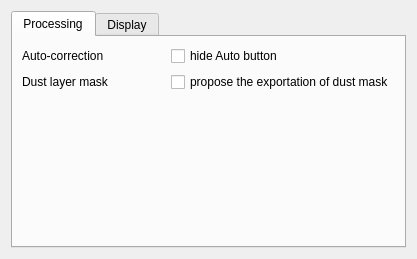
First picture: the form in ui/prefsdialog.ui, repository cseyve/tamanoir, before the edit.
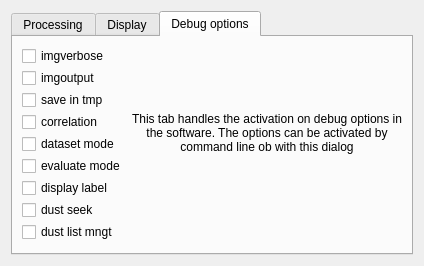
Second picture: the form after the edit. Icons and pictures are not drawn.

Commit message: - Reorganized the global GUI to have a left column with settings and global view and the original/corrrected on right, with actions on bottom - Fix few issues in debug mode with Debian 7 / 64bit (like path of debug images) - Added a debug options setting tab in preferences dialog

```diff
--- a/ui/prefsdialog.ui
+++ b/ui/prefsdialog.ui
@@ -9,7 +9,7 @@
    <rect>
     <x>0</x>
     <y>0</y>
-    <width>417</width>
+    <width>424</width>
     <height>259</height>
    </rect>
   </property>
@@ -30,7 +30,7 @@
    <item>
     <widget class="QTabWidget" name="tabWidget">
      <property name="currentIndex">
-      <number>0</number>
+      <number>2</number>
      </property>
      <widget class="QWidget" name="processingTab">
       <property name="toolTip">
@@ -136,6 +136,119 @@
        </item>
       </layout>
      </widget>
+     <widget class="QWidget" name="debugOptionsTab">
+      <attribute name="title">
+       <string>Debug options</string>
+      </attribute>
+      <layout class="QGridLayout" name="gridLayout_3">
+       <property name="verticalSpacing">
+        <number>2</number>
+       </property>
+       <item row="6" column="0">
+        <widget class="QCheckBox" name="displaylabel_checkBox">
+         <property name="toolTip">
+          <string>Hide/show display label</string>
+         </property>
+         <property name="text">
+          <string>display label</string>
+         </property>
+        </widget>
+       </item>
+       <item row="2" column="0">
+        <widget class="QCheckBox" name="saveintmp_checkBox">
+         <property name="toolTip">
+          <string>Enable/disable the image output in tmp option</string>
+         </property>
+         <property name="text">
+          <string>save in tmp</string>
+         </property>
+        </widget>
+       </item>
+       <item row="3" column="0">
+        <widget class="QCheckBox" name="correlation_checkBox">
+         <property name="toolTip">
+          <string>Enable/disable the image correlation option</string>
+         </property>
+         <property name="text">
+          <string>correlation</string>
+         </property>
+        </widget>
+       </item>
+       <item row="4" column="0">
+        <widget class="QCheckBox" name="dataset_mode_checkBox">
+         <property name="toolTip">
+          <string>Enable/disable the dataset mode</string>
+         </property>
+         <property name="text">
+          <string>dataset mode</string>
+         </property>
+        </widget>
+       </item>
+       <item row="5" column="0">
+        <widget class="QCheckBox" name="evaluate_mode_checkBox">
+         <property name="toolTip">
+          <string>Enable/disable the dataset evaluation mode</string>
+         </property>
+         <property name="text">
+          <string>evaluate mode</string>
+         </property>
+        </widget>
+       </item>
+       <item row="0" column="0">
+        <widget class="QCheckBox" name="imgverbose_checkBox">
+         <property name="toolTip">
+          <string>Enable/disable the image verbose option</string>
+         </property>
+         <property name="text">
+          <string>imgverbose</string>
+         </property>
+        </widget>
+       </item>
+       <item row="1" column="0">
+        <widget class="QCheckBox" name="imgoutput_checkBox">
+         <property name="toolTip">
+          <string>Enable/disable the image output in tmp option</string>
+         </property>
+         <property name="text">
+          <string>imgoutput</string>
+         </property>
+        </widget>
+       </item>
+       <item row="7" column="0">
+        <widget class="QCheckBox" name="dust_seek_checkBox">
+         <property name="toolTip">
+          <string>Dust seeking debug</string>
+         </property>
+         <property name="text">
+          <string>dust seek</string>
+         </property>
+        </widget>
+       </item>
+       <item row="8" column="0">
+        <widget class="QCheckBox" name="dust_list_checkBox">
+         <property name="toolTip">
+          <string>List of correction mngt</string>
+         </property>
+         <property name="text">
+          <string>dust list mngt</string>
+         </property>
+        </widget>
+       </item>
+       <item row="0" column="1" rowspan="8">
+        <widget class="QLabel" name="label_4">
+         <property name="text">
+          <string>This tab handles the activation on debug options in the software. The options can be activated by command line ob with this dialog</string>
+         </property>
+         <property name="alignment">
+          <set>Qt::AlignCenter</set>
+         </property>
+         <property name="wordWrap">
+          <bool>true</bool>
+         </property>
+        </widget>
+       </item>
+      </layout>
+     </widget>
     </widget>
    </item>
   </layout>
```
The commit also changes 7 other files.
